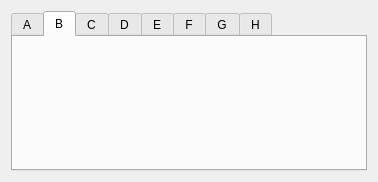
The window that 3-6/GalilSup/op/ui/galil_motors_amp.ui (motorapp/Galil) describes before a commit, drawn with Qt 5.
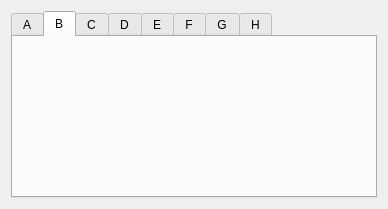
The same window after the commit. Custom widgets are drawn as their Qt base class.

```diff
--- a/3-6/GalilSup/op/ui/galil_motors_amp.ui
+++ b/3-6/GalilSup/op/ui/galil_motors_amp.ui
@@ -6,8 +6,8 @@
    <rect>
     <x>0</x>
     <y>0</y>
-    <width>378</width>
-    <height>182</height>
+    <width>388</width>
+    <height>209</height>
    </rect>
   </property>
   <property name="windowTitle">
```
